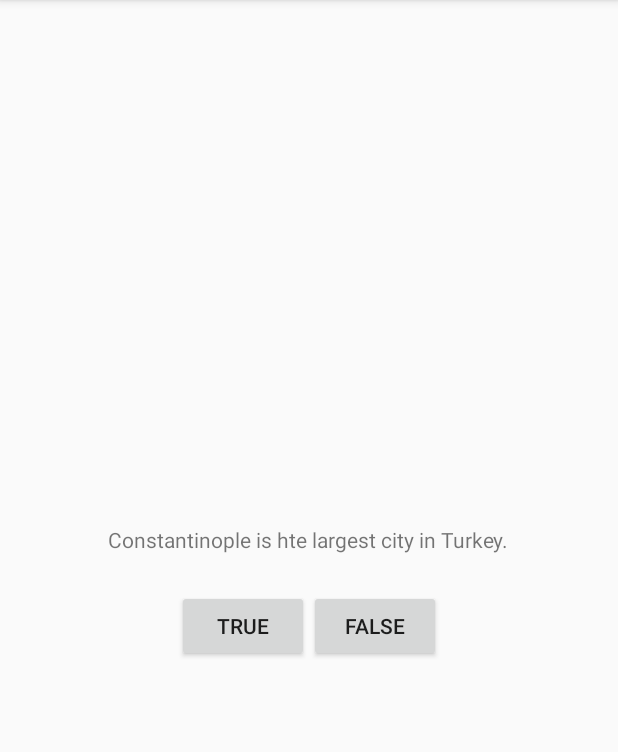
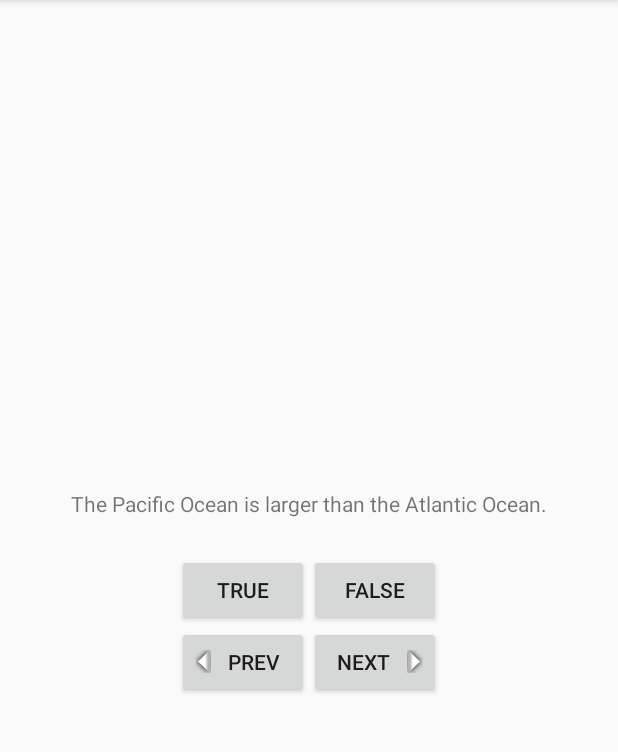
Before and after one commit to dedicatedfuture/GeoQuiz, an Android app: the screen it shows after launch (QuizActivity), on a phone screen of 412 x 824 dp, the part 84-836 px from its top. Run offline under Robolectric (Android 15) with nearby library versions, the phone set to English and light mode, and no system bars.

Commit message:
added next and previous buttons, and several questions

```diff
--- a/app/src/main/java/com/billzerega/android/geoquiz/QuizActivity.java
+++ b/app/src/main/java/com/billzerega/android/geoquiz/QuizActivity.java
@@ -4,16 +4,65 @@ import android.support.v7.app.AppCompatActivity;
 import android.os.Bundle;
 import android.view.View;
 import android.widget.Button;
+import android.widget.TextView;
 import android.widget.Toast;
 
 public class QuizActivity extends AppCompatActivity {
     private Button mTrueButton;
     private Button mFalseButton;
+    private TextView mQuestionTextView;
+    private Button mNextButton;
+    private Button mPrevButton;
+    private TrueFalse[] mQuestionBank = new TrueFalse[]{
+            new TrueFalse(R.string.question_oceans, true),
+            new TrueFalse(R.string.question_mideast, false),
+            new TrueFalse(R.string.question_africa, false),
+            new TrueFalse(R.string.question_americas, true),
+            new TrueFalse(R.string.question_asia, true),
+    };
+    private int mCurrentIndex = 0;
 
+    private void updateQuestion(){
+        int question = mQuestionBank[mCurrentIndex].getQuestion();
+        mQuestionTextView.setText(question);
+    }
+
+    private void nextQuestion(){
+        mCurrentIndex = (mCurrentIndex+ 1) % mQuestionBank.length;
+    }
+
+    private void prevQuestion(){
+        if(mCurrentIndex == 0){
+            mCurrentIndex = 4;
+        }else {
+            mCurrentIndex = (mCurrentIndex - 1) % mQuestionBank.length;
+        }
+    }
+
+    private void lastQuestion(){
+        int question = mQuestionBank[mCurrentIndex].getQuestion();
+        mQuestionTextView.setText(question);
+    }
+    private void checkAnswer(boolean userPressedTrue){
+        boolean answerIsTrue = mQuestionBank[mCurrentIndex].isTrueQuestion();
+
+        int messageResId = 0;
+
+        if( userPressedTrue == answerIsTrue){
+            messageResId = R.string.correct_toast;
+        }else{
+            messageResId = R.string.incorrect_toast;
+        }
+
+        Toast.makeText(this, messageResId, Toast.LENGTH_SHORT).show();
+    }
     @Override
     protected void onCreate(Bundle savedInstanceState) {
         super.onCreate(savedInstanceState);
         setContentView(R.layout.activity_quiz);
+
+        mQuestionTextView = (TextView) findViewById(R.id.question_text_view);
+
 
         mTrueButton = (Button) findViewById(R.id.true_button);
         mFalseButton = (Button) findViewById(R.id.false_button);
@@ -21,17 +70,47 @@ public class QuizActivity extends AppCompatActivity {
         mTrueButton.setOnClickListener(new View.OnClickListener(){
             @Override
             public void onClick(View v){
-                Toast.makeText(QuizActivity.this, R.string.correct_toast,
-                        Toast.LENGTH_SHORT).show();
+                checkAnswer(true);
             }
         });
 
         mFalseButton.setOnClickListener(new View.OnClickListener(){
             @Override
             public void onClick(View v){
-                Toast.makeText(QuizActivity.this, R.string.incorrect_toast,
-                        Toast.LENGTH_SHORT).show();
+                checkAnswer(false);
             }
         });
+
+
+        mNextButton = (Button) findViewById(R.id.next_button);
+        mPrevButton = (Button) findViewById(R.id.previous_button);
+
+        mNextButton.setOnClickListener(new View.OnClickListener(){
+            @Override
+            public void onClick(View v){
+                nextQuestion();
+                updateQuestion();
+            }
+        });
+
+        mQuestionTextView.setOnClickListener(new View.OnClickListener(){
+            @Override
+            public void onClick(View v){
+                nextQuestion();
+                updateQuestion();
+            }
+        });
+
+        mPrevButton.setOnClickListener(new View.OnClickListener(){
+            @Override
+            public void onClick(View v){
+                prevQuestion();
+                lastQuestion();
+
+            }
+        });
+
+        updateQuestion();
+
     }
 }
--- /dev/null
+++ b/app/src/main/java/com/billzerega/android/geoquiz/TrueFalse.java
@@ -0,0 +1,28 @@
+package com.billzerega.android.geoquiz;
+
+public class TrueFalse {
+    private int mQuestion;
+
+    private boolean mTrueQuestion;
+
+    public TrueFalse(int mQuestion, boolean mTrueQuestion) {
+        this.mQuestion = mQuestion;
+        this.mTrueQuestion = mTrueQuestion;
+    }
+
+    public int getQuestion() {
+        return mQuestion;
+    }
+
+    public boolean isTrueQuestion() {
+        return mTrueQuestion;
+    }
+
+    public void setQuestion(int question) {
+        mQuestion = question;
+    }
+
+    public void setTrueQuestion(boolean trueQuestion) {
+        mTrueQuestion = trueQuestion;
+    }
+}
--- a/app/src/main/res/layout/activity_quiz.xml
+++ b/app/src/main/res/layout/activity_quiz.xml
@@ -6,10 +6,10 @@
     android:orientation="vertical">
 
     <TextView
+        android:id="@+id/question_text_view"
         android:layout_width="wrap_content"
         android:layout_height="wrap_content"
-        android:padding="24dp"
-        android:text="@string/question_text"/>
+        android:padding="24dp" />
 
     <LinearLayout
         android:layout_width="wrap_content"
@@ -20,13 +20,35 @@
             android:id="@+id/true_button"
             android:layout_width="wrap_content"
             android:layout_height="wrap_content"
-            android:text="@string/true_button"/>
+            android:text="@string/true_button" />
+
         <Button
             android:id="@+id/false_button"
             android:layout_width="wrap_content"
             android:layout_height="wrap_content"
-            android:text="@string/false_button"/>
+            android:text="@string/false_button" />
+    </LinearLayout>
 
+    <LinearLayout
+        android:layout_width="wrap_content"
+        android:layout_height="wrap_content"
+        android:orientation="horizontal">
 
+        <Button
+            android:id="@+id/previous_button"
+            android:layout_width="wrap_content"
+            android:layout_height="wrap_content"
+            android:drawableLeft="@drawable/arrow_left"
+            android:drawablePadding="4dp"
+            android:text="@string/previous_button" />
+
+        <Button
+            android:id="@+id/next_button"
+            android:layout_width="wrap_content"
+            android:layout_height="wrap_content"
+            android:drawableRight="@drawable/arrow_right"
+            android:drawablePadding="4dp"
+            android:text="@string/next_button" />
     </LinearLayout>
+
 </LinearLayout>
--- a/app/src/main/res/values/strings.xml
+++ b/app/src/main/res/values/strings.xml
@@ -1,9 +1,15 @@
 <resources>
     <string name="app_name">GeoQuiz</string>
-    <string name="question_text">Constantinople is hte largest city in Turkey.</string>
+    <string name="question_oceans">The Pacific Ocean is larger than the Atlantic Ocean.</string>
+    <string name="question_mideast">The Suez Canal connects the Red Sea and the Indian Ocean.</string>
+    <string name="question_africa">The source of hte Nile River is in Egypt.</string>
+    <string name="question_americas">The Amazon River is the longest river in the Americas.</string>
+    <string name="question_asia">Lake Baikal is the world\'s oldest and deepest freshwater lake.</string>
     <string name="true_button">True</string>
     <string name="false_button">False</string>
     <string name="menu_settings">Settings</string>
     <string name="correct_toast">Correct!</string>
     <string name="incorrect_toast">Incorrect!</string>
+    <string name="next_button">Next</string>
+    <string name="previous_button">Prev</string>
 </resources>
```
Also changed, not shown: app/src/main/res/drawable-hdpi/arrow_left.png (added), app/src/main/res/drawable-hdpi/arrow_right.png (added), app/src/main/res/drawable-hdpi/ic_launcher.png (added), app/src/main/res/drawable-mdpi/arrow_left.png (added), app/src/main/res/drawable-mdpi/arrow_right.png (added), app/src/main/res/drawable-mdpi/ic_launcher.png (added), app/src/main/res/drawable-xhdpi/arrow_left.png (added), app/src/main/res/drawable-xhdpi/arrow_right.png (added), app/src/main/res/drawable-xhdpi/ic_launcher.png (added).
